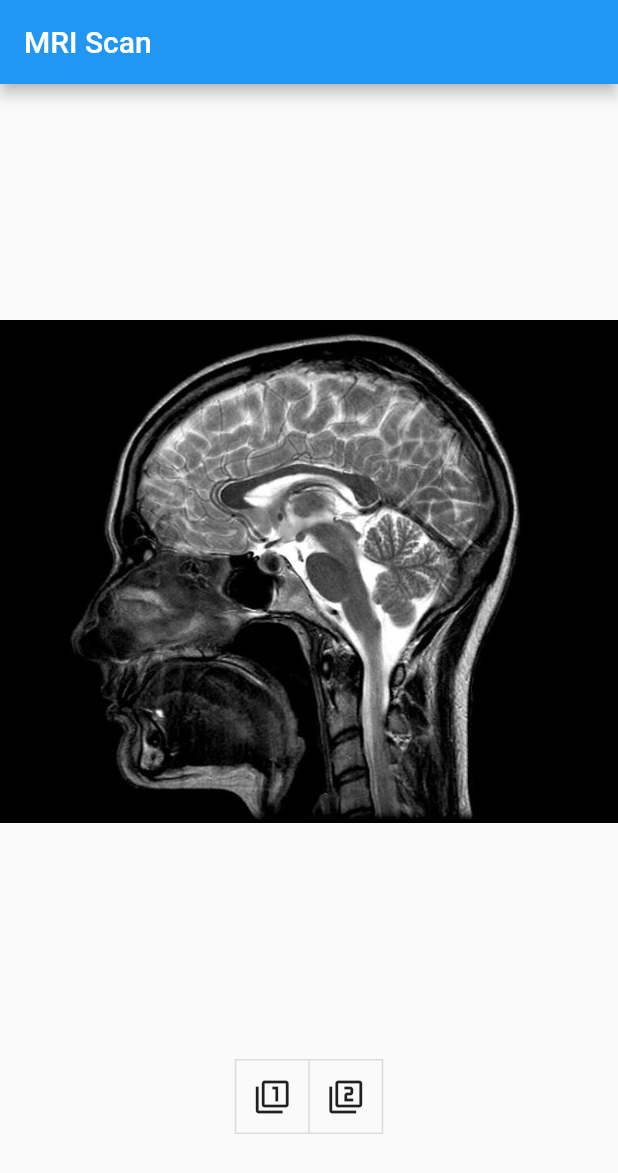
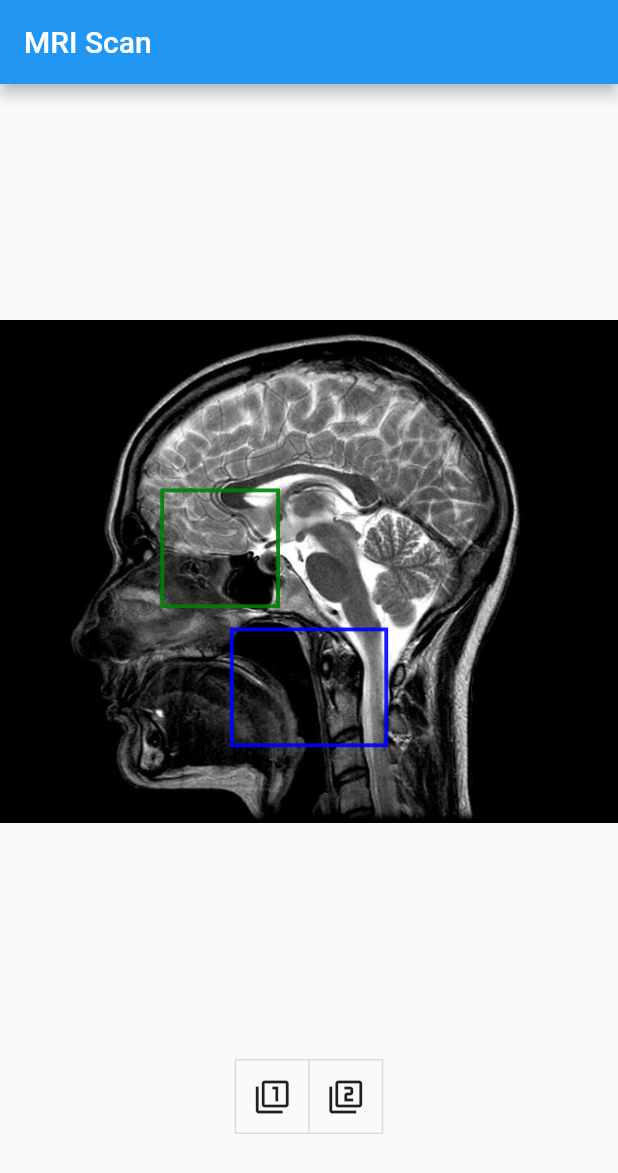
Before and after one commit to harikrishnanea-iitm/test_app, a Flutter app: the screen it shows after launch, on a phone screen of 412 x 824 dp. Shown: the top 1173 px of the screen. Run offline on Flutter 3.47's test engine with Material 2 defaults, Android fonts, the phone set to English and light mode, and no system bars; our stand-ins replace flutter_svg; missing offline and left inert: dart:html.

Commit message:
Removed multiple svgs and added classes

```diff
--- a/lib/main.dart
+++ b/lib/main.dart
@@ -22,15 +22,13 @@ class MyApp extends StatefulWidget {
 }
 
 class MyAppState extends State<MyApp> {
-  final List<String> svgBox = [
-    '<svg width="800" height="650"><rect x="210" y="220" width="150" height="150" style="fill:white;stroke:green;stroke-width:5;fill-opacity:0.0;stroke-opacity:0.9" /></svg>',
-    '<svg width="800" height="650"><rect  x="300" y="400" width="200" height="150" style="fill:white;stroke:blue;stroke-width:5;fill-opacity:0.0;stroke-opacity:0.9" /></svg>'
-  ];
+  final svgBoxes = 'assets/images/box.svg';
+  final svgBoxAsset = '''
+        <rect class="grp1" x="210" y="220" width="150" height="150" style="display:block;fill:white;stroke:green;stroke-width:5;fill-opacity:0.0;stroke-opacity:0.9" />
+        <rect class="grp2" x="300" y="400" width="200" height="150" style="display:block;fill:white;stroke:blue;stroke-width:5;fill-opacity:0.0;stroke-opacity:0.9" />
+''';
 
-  final List<String> svgAsset = [
-    'assets/images/box0.svg',
-    'assets/images/box1.svg'
-  ];
+  final svgBoxesPicture = SvgPicture.asset('assets/images/box.svg');
 
   List<bool> buttonSel = [false, false];
 
@@ -67,29 +65,7 @@ class MyAppState extends State<MyApp> {
                       fit: BoxFit.contain,
                     ),
                   ),
-                child: Builder(
-                  builder: (BuildContext context) {
-                    List<Widget> children;
-                    children = [
-                      const SizedBox.shrink(),
-                      const SizedBox.shrink()
-                    ];
-
-                    if (buttonSel[0]) {
-                      // children[0] = SvgPicture.string(svgBox[0]);
-                      children[0] = SvgPicture.asset(svgAsset[0]);
-                    }
-                    if (buttonSel[1]) {
-                      // children[1] = SvgPicture.string(svgBox[1]);
-                      children[1] = SvgPicture.asset(svgAsset[1]);
-                    }
-
-                    return Stack(
-                      children: children,
-                    );
-                  },
-                ),
-              ),
+                  child: SvgPicture.asset(svgBoxes)),
               ToggleButtons(
                 children: const [Icon(Icons.filter_1), Icon(Icons.filter_2)],
                 onPressed: (int index) {
```
Also changed, not shown: assets/images/blank.svg (deleted), assets/images/box.svg (added), assets/images/box0.svg (deleted), assets/images/box1.svg (deleted). Lines whose indentation alone changed are shown as unchanged.
